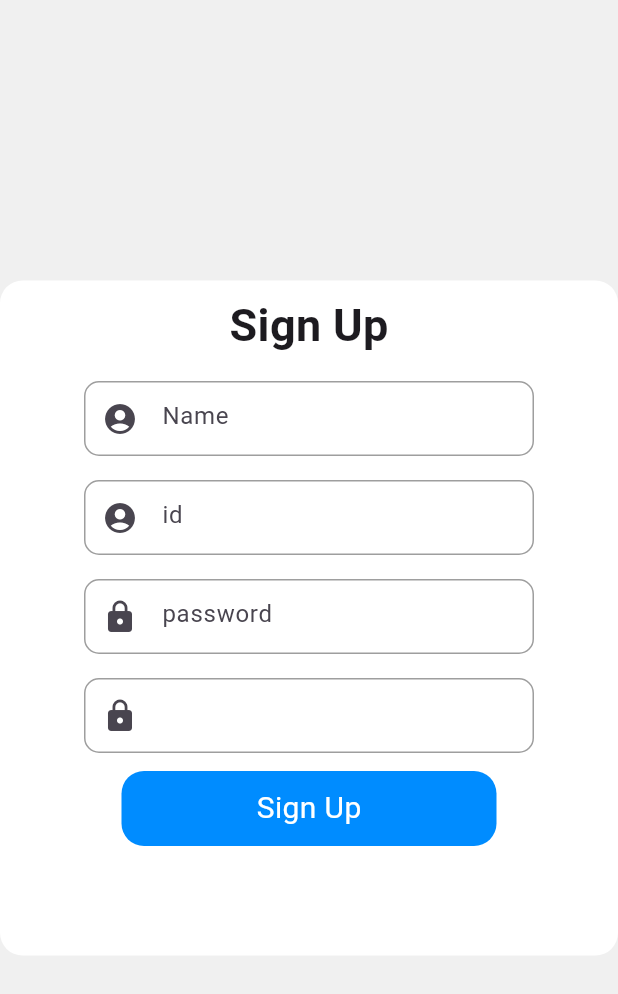
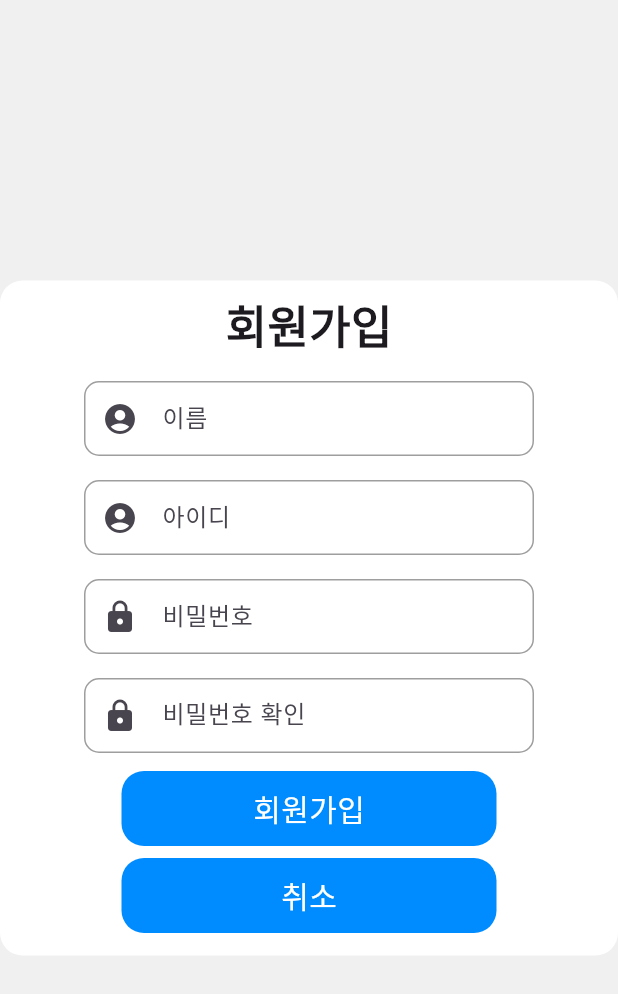
Before and after one commit to siar1234/tikitaka-front, a Flutter app: the WideRegisterPage screen opened directly, on a phone screen of 412 x 824 dp. Shown: the top 994 px of the screen. Run offline on Flutter 3.47's test engine with Material 3 defaults, Android fonts, the phone set to English and light mode, and no system bars; our stand-ins replace file_picker, flutter_riverpod; missing offline and left inert: amphi, bitsdojo_window, media_kit, stomp_dart_client.

Commit message:
현지화 버림

```diff
--- a/lib/pages/wide_login_page.dart
+++ b/lib/pages/wide_login_page.dart
@@ -106,7 +106,7 @@ class WideLoginPageState extends ConsumerState<WideLoginPage> {
                 children: [
                   Padding(
                     padding: const EdgeInsets.all(8.0),
-                    child: Text(AppLocalizations.of(context).get("sign_in"), style: TextStyle(
+                    child: Text("로그인", style: TextStyle(
                         fontSize: Theme
                             .of(context)
                             .textTheme
@@ -115,8 +115,8 @@ class WideLoginPageState extends ConsumerState<WideLoginPage> {
                         fontWeight: FontWeight.bold
                     )),
                   ),
-                  CustomInput(controller: idController, icon: Icons.account_circle, hint: AppLocalizations.of(context).get("id")),
-                  CustomInput(controller: passwordController, icon: Icons.lock, hint: AppLocalizations.of(context).get("password"), obscureText: true),
+                  CustomInput(controller: idController, icon: Icons.account_circle, hint: "아이디"),
+                  CustomInput(controller: passwordController, icon: Icons.lock, hint: "비밀번호", obscureText: true),
                   LoginButton(onPressed: () async {
                     await appWebChannel.login(id: idController.text, password: passwordController.text, onSuccess: (token) {
                       appState.onLoggedIn(() {
@@ -138,10 +138,10 @@ class WideLoginPageState extends ConsumerState<WideLoginPage> {
                         showToast(context, "하 참 억울하거든요?");
                       }
                     });
-                  }, title: AppLocalizations.of(context).get("sign_in")),
+                  }, title: "로그인"),
                   LoginButton(onPressed: () {
                     ref.read(registerProvider.notifier).state = true;
-                  }, title: AppLocalizations.of(context).get("sign_up"))
+                  }, title: "회원가입")
                 ],
               ),
             ),
--- a/lib/pages/wide_register_page.dart
+++ b/lib/pages/wide_register_page.dart
@@ -123,7 +123,7 @@ class _WideRegisterPageState extends ConsumerState<WideRegisterPage> {
                 children: [
                   Padding(
                     padding: const EdgeInsets.all(8.0),
-                    child: Text(AppLocalizations.of(context).get("sign_up"), style: TextStyle(
+                    child: Text("회원가입", style: TextStyle(
                         fontSize: Theme
                             .of(context)
                             .textTheme
@@ -132,10 +132,10 @@ class _WideRegisterPageState extends ConsumerState<WideRegisterPage> {
                         fontWeight: FontWeight.bold
                     )),
                   ),
-                  CustomInput(controller: nameController, icon: Icons.account_circle, hint: AppLocalizations.of(context).get("name")),
-                  CustomInput(controller: idController, icon: Icons.account_circle, hint: AppLocalizations.of(context).get("id")),
-                  CustomInput(controller: passwordController, icon: Icons.lock, hint: AppLocalizations.of(context).get("password"), obscureText: true),
-                  CustomInput(controller: passwordConfirmController, icon: Icons.lock, hint: AppLocalizations.of(context).get("password_confirm"), obscureText: true, onChanged: (text) {
+                  CustomInput(controller: nameController, icon: Icons.account_circle, hint: "이름"),
+                  CustomInput(controller: idController, icon: Icons.account_circle, hint: "아이디"),
+                  CustomInput(controller: passwordController, icon: Icons.lock, hint: "비밀번호", obscureText: true),
+                  CustomInput(controller: passwordConfirmController, icon: Icons.lock, hint: "비밀번호 확인", obscureText: true, onChanged: (text) {
                     setState(() {
 
                     });
@@ -161,7 +161,10 @@ class _WideRegisterPageState extends ConsumerState<WideRegisterPage> {
                         showToast(context, "회원가입에 실패했습니다: $d");
                       }
                     );
-                  }, title: AppLocalizations.of(context).get("sign_up")),
+                  }, title: "회원가입"),
+                  LoginButton(onPressed: () async {
+                    ref.read(registerProvider.notifier).state = false;
+                  }, title: "취소"),
                 ],
               ),
             ),
```
